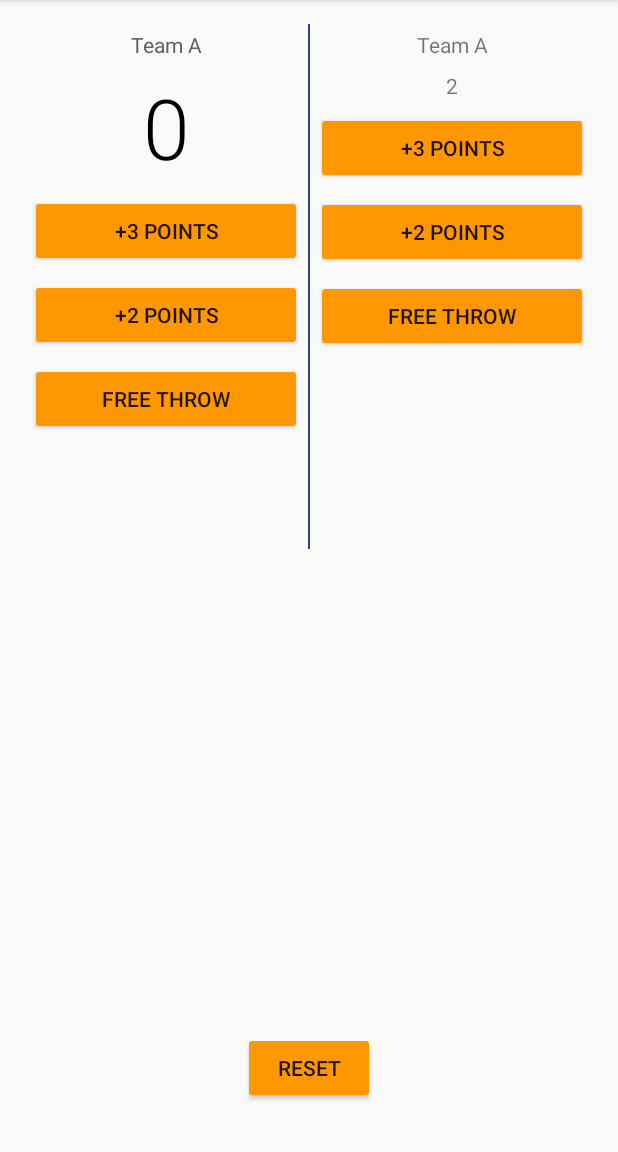
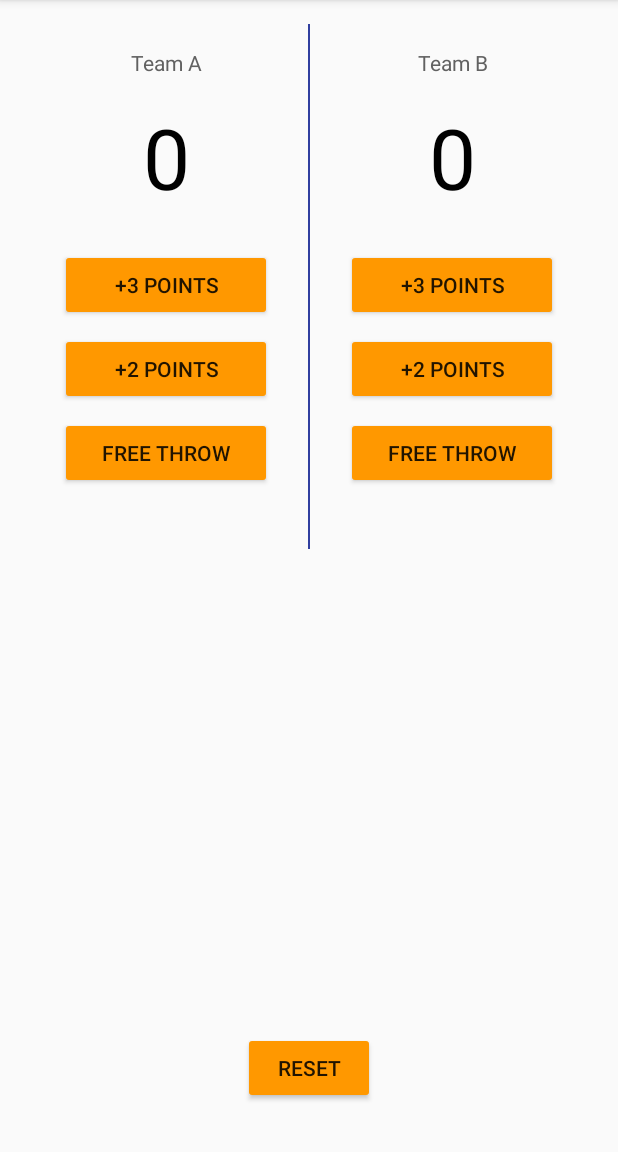
Before and after one commit to oritgurel/CourtCounter, an Android app: the screen it shows after launch (MainActivity), on a phone screen of 412 x 824 dp, the part 84-1236 px from its top. Run offline under Robolectric (Android 15) with nearby library versions, the phone set to English and light mode, and no system bars.

Commit message:
initial commit

```diff
--- a/app/src/main/java/com/oritmalki/courtcounter/MainActivity.java
+++ b/app/src/main/java/com/oritmalki/courtcounter/MainActivity.java
@@ -25,28 +25,25 @@ public class MainActivity extends AppCompatActivity implements View.OnClickListe
         super.onCreate(savedInstanceState);
         setContentView(R.layout.activity_main);
 
-        scoreViewA = (TextView) findViewById(R.id.team_a_score);
-        scoreViewB = (TextView) findViewById(R.id.team_b_score);
-        threePointsA = (Button) findViewById(R.id.threePoints_A);
-//        threePointsA.setOnClickListener(this);
-//        threePointsB = (Button) findViewById(R.id.threePoints_B);
-//        threePointsB.setOnClickListener(this);
-//        twoPointsA = (Button) findViewById(R.id.twoPoints_A);
-//        twoPointsA.setOnClickListener(this);
-//        twoPointsB = (Button) findViewById(R.id.twoPoints_B);
-//        twoPointsB.setOnClickListener(this);
-//        freeThrowA = (Button) findViewById(R.id.freeThrow_A);
-//        freeThrowA.setOnClickListener(this);
-//        freeThrowB = (Button) findViewById(R.id.freeThrow_B);
-//        freeThrowB.setOnClickListener(this);
-//        reset = (Button) findViewById(R.id.reset_button);
-//        reset.setOnClickListener(this);
+        scoreViewA = findViewById(R.id.team_a_score);
+        scoreViewB = findViewById(R.id.team_b_score);
+        threePointsA = findViewById(R.id.threePoints_A);
+        threePointsA.setOnClickListener(this);
+        threePointsB = findViewById(R.id.threePoints_B);
+        threePointsB.setOnClickListener(this);
+        twoPointsA = findViewById(R.id.twoPoints_A);
+        twoPointsA.setOnClickListener(this);
+        twoPointsB = findViewById(R.id.twoPoints_B);
+        twoPointsB.setOnClickListener(this);
+        freeThrowA = findViewById(R.id.freeThrow_A);
+        freeThrowA.setOnClickListener(this);
+        freeThrowB = findViewById(R.id.freeThrow_B);
+        freeThrowB.setOnClickListener(this);
+        reset = findViewById(R.id.reset_button);
+        reset.setOnClickListener(this);
 
-        scoreA = 0;
-        scoreB = 2;
         displayForTeam(scoreViewA, scoreA);
         displayForTeam(scoreViewB, scoreB);
-
 
 
 
@@ -56,58 +53,61 @@ public class MainActivity extends AppCompatActivity implements View.OnClickListe
     public void onClick(View v) {
         switch (v.getId()) {
             case R.id.threePoints_A:
-                addThreePoints(scoreA);
-                displayForTeam(scoreViewA, scoreA);
+                addPointsTeamA(scoreViewA, 3, "scoreA");
                 break;
             case R.id.threePoints_B:
-                addThreePoints(scoreB);
-                displayForTeam(scoreViewB, scoreB);
+                addPointsTeamA(scoreViewB, 3, "scoreB");
                 break;
             case R.id.twoPoints_A:
-                addTwoPoints(scoreA);
-                displayForTeam(scoreViewA, scoreA);
+                addPointsTeamA(scoreViewA, 2, "scoreA");
                 break;
             case R.id.twoPoints_B:
-                addTwoPoints(scoreB);
-                displayForTeam(scoreViewB, scoreB);
+                addPointsTeamA(scoreViewB, 2, "scoreB");
+                break;
             case R.id.freeThrow_A:
-                addOnePoint(scoreA);
-                displayForTeam(scoreViewA, scoreA);
+                addPointsTeamA(scoreViewA, 1, "scoreA");
                 break;
             case R.id.freeThrow_B:
-                addOnePoint(scoreB);
-                displayForTeam(scoreViewB, scoreB);
+                addPointsTeamA(scoreViewB, 1, "scoreB");
                 break;
             case R.id.reset_button:
                 reset();
                 displayForTeam(scoreViewA, scoreA);
                 displayForTeam(scoreViewB, scoreB);
+                break;
 
         }
     }
 
 
+    public void addPointsTeamA(TextView scoreView, int points, String teamScore) {
+
+        switch (teamScore) {
+            case "scoreA":
+
+                scoreA = Integer.parseInt((String) scoreView.getText()) + points;
+                displayForTeam(scoreView, scoreA);
+                break;
+
+            case "scoreB":
+                scoreB = Integer.parseInt((String) scoreView.getText()) + points;
+                displayForTeam(scoreView, scoreB);
+                break;
+
+        }
+
+    }
 
     public void displayForTeam(TextView scoreView, int score) {
-
         scoreView.setText(String.valueOf(score));
     }
 
-    public void addThreePoints(int score) {
-        score += 3;
-    }
 
-    public void addTwoPoints(int score) {
-        score += 2;
-    }
-
-    public void addOnePoint(int score) {
-        score++;
-    }
 
     public void reset() {
         scoreA = 0;
-        scoreB =0;
+        scoreB = 0;
     }
 
+
 }
--- a/app/src/main/res/layout-v16/activity_main.xml
+++ /dev/null
@@ -1,120 +0,0 @@
-<?xml version="1.0" encoding="utf-8"?>
-<RelativeLayout
-    xmlns:android="http://schemas.android.com/apk/res/android"
-    android:layout_width="match_parent"
-    android:layout_height="match_parent">
-
-<LinearLayout
-
-    android:layout_width="match_parent"
-    android:layout_height="350dp"
-    android:orientation="horizontal"
-    android:gravity="center|top"
-    android:layout_margin="16dp"
-    xmlns:tools="http://schemas.android.com/tools">
-
-<LinearLayout
-    android:id="@+id/team_a"
-    android:layout_width="match_parent"
-    android:layout_height="wrap_content"
-    android:layout_weight="1"
-    xmlns:tools="http://schemas.android.com/tools"
-    android:orientation="vertical">
-
-    <TextView
-        android:layout_width="match_parent"
-        android:layout_height="wrap_content"
-        android:text="@string/team_a"
-        android:textSize="@dimen/teamSize"
-        android:textColor="#616161"
-        android:gravity="center"
-        android:padding="4dp"/>
-    <TextView
-        android:id="@+id/team_a_score"
-        android:layout_width="match_parent"
-        android:layout_height="wrap_content"
-        tools:text="3"
-        android:textSize="@dimen/scoreSize"
-        android:textColor="@color/colorScore"
-        android:fontFamily="sans-serif-light"
-        android:gravity="center"
-        android:padding="4dp"
-        />
-    <Button
-        android:layout_width="match_parent"
-        android:layout_height="wrap_content"
-        android:text="@string/_3_points"
-        android:layout_margin="4dp"/>
-    <Button
-        android:layout_width="match_parent"
-        android:layout_height="wrap_content"
-        android:text="@string/_2_points"
-        android:layout_margin="4dp"/>
-    <Button
-        android:layout_width="match_parent"
-        android:layout_height="wrap_content"
-        android:text="@string/free_throw"
-        android:layout_margin="4dp"/>
-</LinearLayout>
-
-    <View
-        android:layout_width="1dp"
-        android:layout_height="match_parent"
-        android:padding="20dp"
-        android:background="@color/colorPrimaryDark">
-
-    </View>
-
-    <LinearLayout
-        android:id="@+id/team_b"
-        android:layout_width="match_parent"
-        android:layout_height="wrap_content"
-        android:layout_weight="1"
-        android:orientation="vertical">
-
-        <TextView
-            android:layout_width="match_parent"
-            android:layout_height="wrap_content"
-            android:text="@string/team_a"
-            android:gravity="center"
-            android:padding="4dp"
-            />
-        <TextView
-            android:id="@+id/team_b_score"
-            android:layout_width="match_parent"
-            android:layout_height="wrap_content"
-            tools:text="3"
-            android:gravity="center"
-            android:padding="4dp"
-            />
-        <Button
-            android:layout_width="match_parent"
-            android:layout_height="wrap_content"
-            android:text="@string/_3_points"
-            android:layout_margin="4dp"/>
-        <Button
-            android:layout_width="match_parent"
-            android:layout_height="wrap_content"
-            android:text="@string/_2_points"
-            android:layout_margin="4dp"/>
-        <Button
-            android:layout_width="match_parent"
-            android:layout_height="wrap_content"
-            android:text="@string/free_throw"
-            android:layout_margin="4dp"/>
-    </LinearLayout>
-
-
-</LinearLayout>
-
-    <Button
-    android:id="@+id/reset_button"
-    android:text="@string/Reset"
-    android:layout_width="wrap_content"
-    android:layout_height="wrap_content"
-    android:layout_alignParentBottom="true"
-    android:layout_centerHorizontal="true"
-    android:layout_margin="32dp"
-        />
-
-</RelativeLayout>
--- a/app/src/main/res/layout/activity_main.xml
+++ b/app/src/main/res/layout/activity_main.xml
@@ -34,6 +34,7 @@
         android:layout_width="match_parent"
         android:layout_height="wrap_content"
         android:paddingBottom="24dp"
+        android:gravity="center"
         tools:text="3"
         android:textSize="@dimen/scoreSize"
         android:textColor="@color/colorScore">
```
